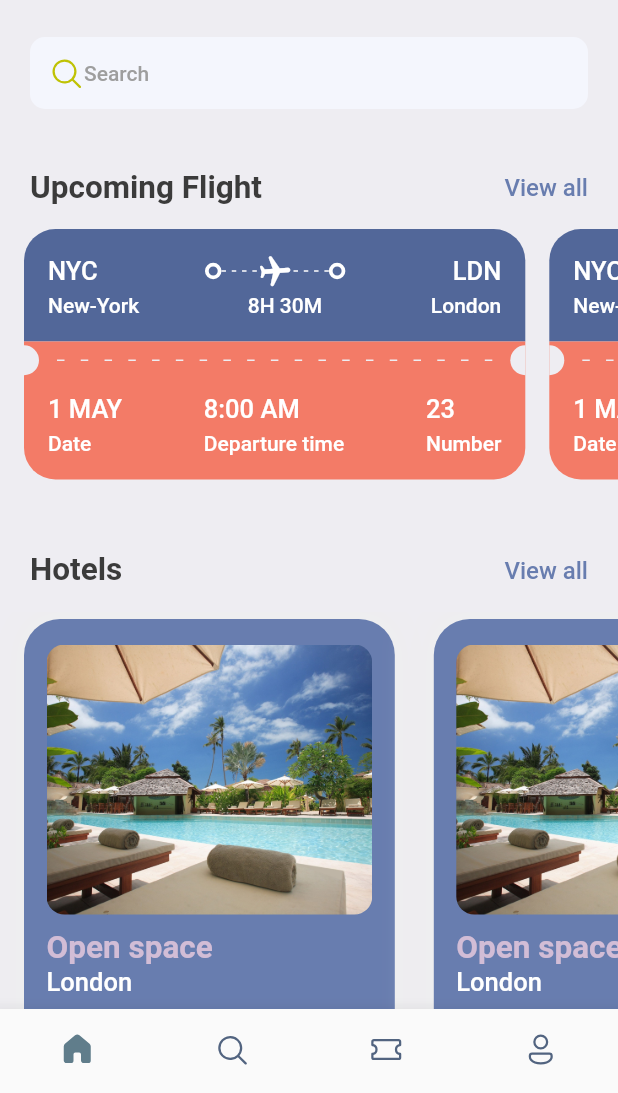
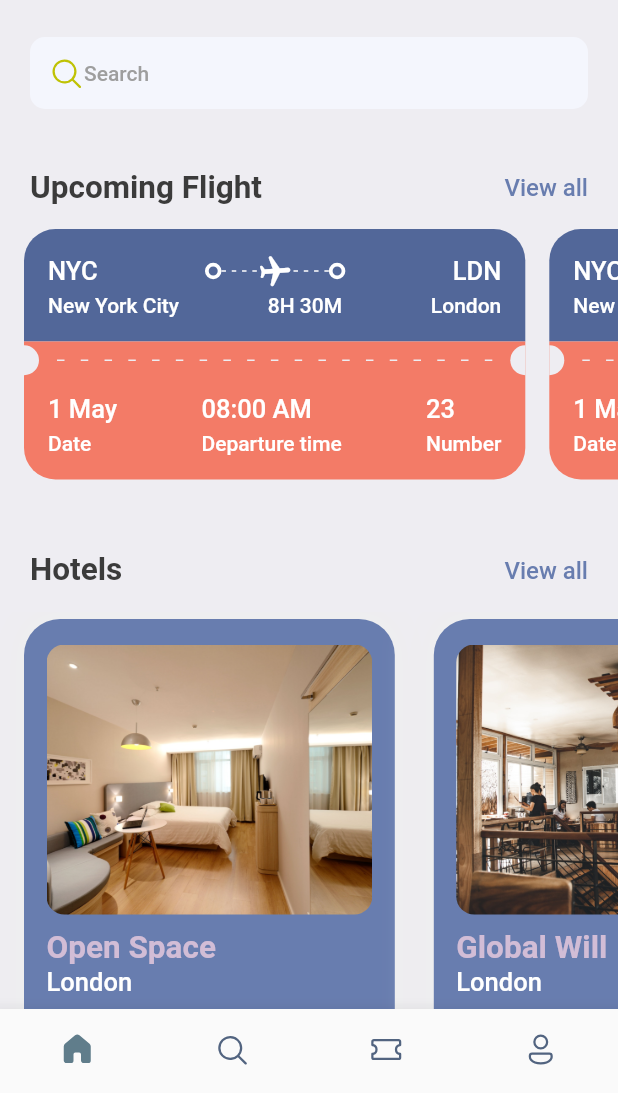
Before and after one commit to nelsonfrank/booking-app-mobile, a Flutter app: the screen it shows after launch, on a phone screen of 412 x 824 dp, the part 143-1236 px from its top. Run offline on Flutter 3.47's test engine with Material 2 defaults, Android fonts, the phone set to English and light mode, and no system bars; our stand-ins replace fluentui_icons, gap.

Commit message:
feat: Render hotels and tickets dynamically

```diff
--- a/lib/screens/home_screen.dart
+++ b/lib/screens/home_screen.dart
@@ -1,5 +1,6 @@
 import 'package:booktickets/screens/hotel_screen.dart';
 import 'package:booktickets/screens/ticket_view.dart';
+import 'package:booktickets/utils/app_info.dart';
 import 'package:fluentui_icons/fluentui_icons.dart';
 import 'package:flutter/material.dart';
 import 'package:gap/gap.dart';
@@ -85,7 +86,9 @@ class HomeScreen extends StatelessWidget {
               scrollDirection: Axis.horizontal,
               padding: const EdgeInsets.only(right: 20),
               child: Row(
-                children: const [TicketView(), TicketView(), TicketView()],
+                children: ticketList
+                    .map((singleTicket) => TicketView(ticket: singleTicket))
+                    .toList(),
               ),
             ),
             const Gap(15),
@@ -110,7 +113,9 @@ class HomeScreen extends StatelessWidget {
               scrollDirection: Axis.horizontal,
               padding: const EdgeInsets.only(right: 20),
               child: Row(
-                children: const [HotelScreen(), HotelScreen(), HotelScreen()],
+                children: hotelList
+                    .map((singleHotel) => HotelScreen(hotel: singleHotel))
+                    .toList(),
               ),
             ),
             const Gap(25),
--- a/lib/screens/hotel_screen.dart
+++ b/lib/screens/hotel_screen.dart
@@ -6,7 +6,9 @@ import 'package:booktickets/utils/app_layout.dart';
 import 'package:booktickets/utils/app_styles.dart';
 
 class HotelScreen extends StatelessWidget {
-  const HotelScreen({super.key});
+  final Map<String, dynamic> hotel;
+
+  const HotelScreen({required this.hotel, super.key});
 
   @override
   Widget build(BuildContext context) {
@@ -30,22 +32,22 @@ class HotelScreen extends StatelessWidget {
             decoration: BoxDecoration(
                 borderRadius: BorderRadius.circular(12),
                 color: Styles.primaryColor,
-                image: const DecorationImage(
+                image: DecorationImage(
                     fit: BoxFit.cover,
-                    image: AssetImage("assets/images/refreshment.jpg"))),
+                    image: AssetImage("assets/images/${hotel['image']}"))),
           ),
           const Gap(10),
           Text(
-            "Open space",
+            hotel['place'],
             style: Styles.headingLineStyle2.copyWith(color: Styles.kakiColor),
           ),
           Text(
-            "London",
+            hotel['destination'],
             style: Styles.headingLineStyle3.copyWith(color: Colors.white),
           ),
           const Gap(8),
           Text(
-            "\$40/night",
+            "\$${hotel['price']}/night",
             style: Styles.headingLineStyle1.copyWith(color: Styles.kakiColor),
           ),
         ]));
--- a/lib/screens/ticket_view.dart
+++ b/lib/screens/ticket_view.dart
@@ -7,7 +7,8 @@ import 'package:booktickets/utils/app_styles.dart';
 import 'package:gap/gap.dart';
 
 class TicketView extends StatelessWidget {
-  const TicketView({super.key});
+  final Map<String, dynamic> ticket;
+  const TicketView({super.key, required this.ticket});
 
   @override
   Widget build(BuildContext context) {
@@ -30,7 +31,7 @@ class TicketView extends StatelessWidget {
                     Row(
                       children: [
                         Text(
-                          "NYC",
+                          ticket['from']['code'],
                           style: Styles.headingLineStyle3
                               .copyWith(color: Colors.white),
                         ),
@@ -75,7 +76,7 @@ class TicketView extends StatelessWidget {
                         const ThickContainer(),
                         Expanded(child: Container()),
                         Text(
-                          "LDN",
+                          ticket['to']['code'],
                           style: Styles.headingLineStyle3
                               .copyWith(color: Colors.white),
                         )
@@ -86,15 +87,15 @@ class TicketView extends StatelessWidget {
                       mainAxisAlignment: MainAxisAlignment.spaceBetween,
                       children: [
                         SizedBox(
-                          child: Text("New-York",
+                          child: Text(ticket['from']['name'],
                               style: Styles.headingLineStyle4
                                   .copyWith(color: Colors.white)),
                         ),
-                        Text("8H 30M",
+                        Text(ticket['flying_time'],
                             style: Styles.headingLineStyle4
                                 .copyWith(color: Colors.white)),
                         SizedBox(
-                          child: Text("London",
+                          child: Text(ticket['to']['name'],
                               style: Styles.headingLineStyle4
                                   .copyWith(color: Colors.white)),
                         )
@@ -167,7 +168,7 @@ class TicketView extends StatelessWidget {
                         Column(
                           crossAxisAlignment: CrossAxisAlignment.start,
                           children: [
-                            Text("1 MAY",
+                            Text(ticket['date'],
                                 style: Styles.headingLineStyle3
                                     .copyWith(color: Colors.white)),
                             const Gap(5),
@@ -179,7 +180,7 @@ class TicketView extends StatelessWidget {
                         Column(
                           crossAxisAlignment: CrossAxisAlignment.start,
                           children: [
-                            Text("8:00 AM",
+                            Text(ticket['departure_time'],
                                 style: Styles.headingLineStyle3
                                     .copyWith(color: Colors.white)),
                             const Gap(5),
@@ -191,7 +192,7 @@ class TicketView extends StatelessWidget {
                         Column(
                           crossAxisAlignment: CrossAxisAlignment.start,
                           children: [
-                            Text("23",
+                            Text(ticket['number'].toString(),
                                 style: Styles.headingLineStyle3
                                     .copyWith(color: Colors.white)),
                             const Gap(5),
--- /dev/null
+++ b/lib/utils/app_info.dart
@@ -0,0 +1,47 @@
+List<Map<String, dynamic>> hotelList = [
+  {
+    'image': 'bedroom.jpg',
+    'place': 'Open Space',
+    'destination': 'London',
+    'price': 25
+  },
+  {
+    'image': 'dinner.jpg',
+    'place': 'Global Will',
+    'destination': 'London',
+    'price': 40
+  },
+  {
+    'image': 'lobby.jpg',
+    'place': 'Tallest Building',
+    'destination': 'London',
+    'price': 68
+  },
+];
+
+List<Map<String, dynamic>> ticketList = [
+  {
+    'from': {'code': 'NYC', 'name': 'New York City'},
+    'to': {'code': 'LDN', 'name': 'London'},
+    'flying_time': '8H 30M',
+    'date': '1 May',
+    'departure_time': '08:00 AM',
+    'number': 23,
+  },
+  {
+    'from': {'code': 'NYC', 'name': 'New York City'},
+    'to': {'code': 'LDN', 'name': 'London'},
+    'flying_time': '8H 30M',
+    'date': '1 May',
+    'departure_time': '08:00 AM',
+    'number': 23,
+  },
+  {
+    'from': {'code': 'NYC', 'name': 'New York City'},
+    'to': {'code': 'LDN', 'name': 'London'},
+    'flying_time': '8H 30M',
+    'date': '1 May',
+    'departure_time': '08:00 AM',
+    'number': 23,
+  },
+];
```
